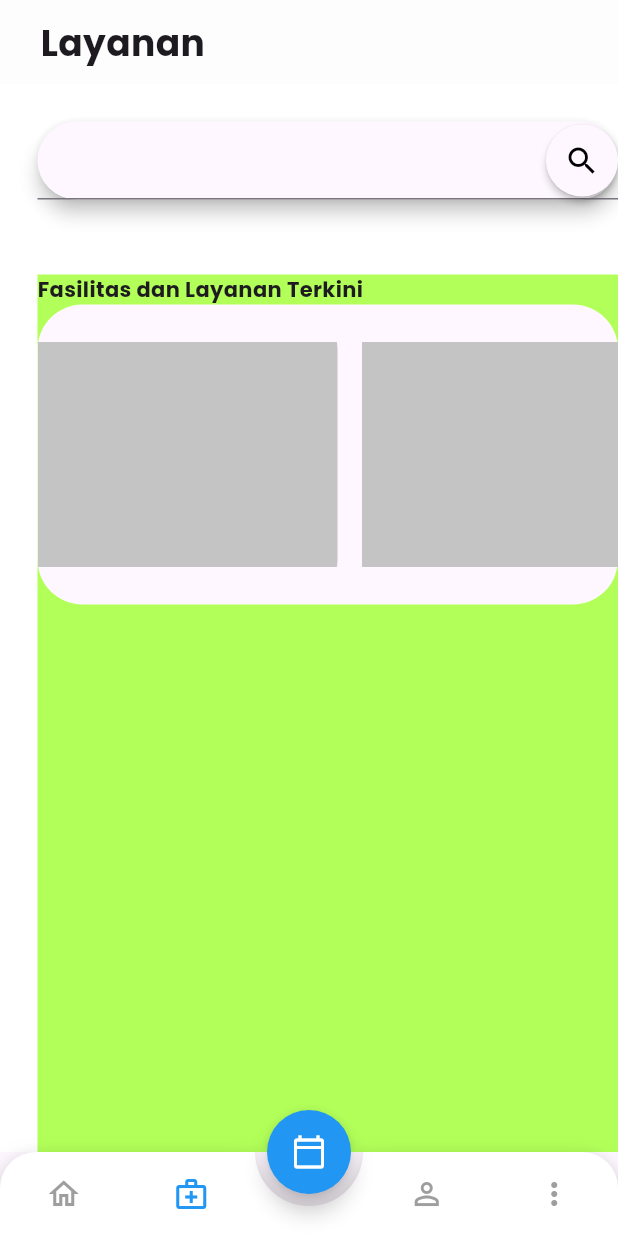
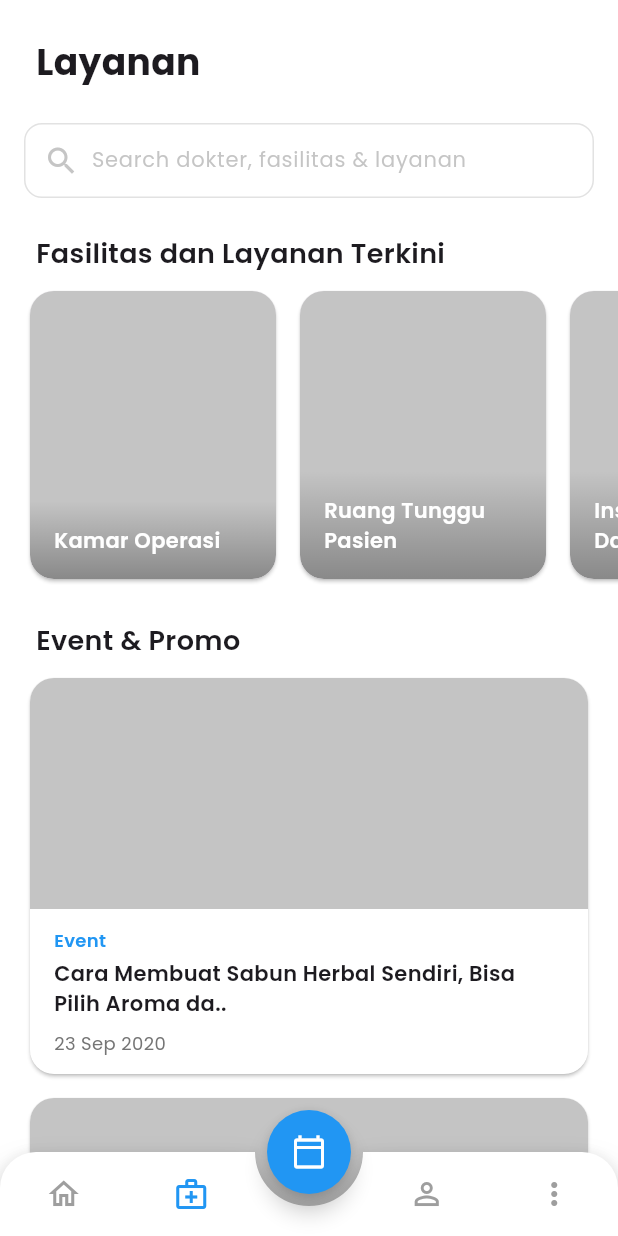
Before and after one commit to zyrridian/hospital-app, a Flutter app: the screen it shows after launch, item 2 of the bottom bar chosen, on a phone screen of 412 x 824 dp. Run offline on Flutter 3.47's test engine with Material 3 defaults, Android fonts, the phone set to English and light mode, and no system bars; drawn by our look-alikes of animated_bottom_navigation_bar; our stand-ins replace carousel_slider.

Commit message:
feat: add service page

```diff
--- a/lib/home/home_page.dart
+++ b/lib/home/home_page.dart
@@ -1,6 +1,6 @@
 import 'package:carousel_slider/carousel_slider.dart';
 import 'package:flutter/material.dart';
-import 'package:smkdev_hospital/home/home.data.dart';
+import 'package:smkdev_hospital/home/home_data.dart';
 
 class HomePage extends StatefulWidget {
   const HomePage({super.key});
@@ -15,6 +15,7 @@ class _HomePageState extends State<HomePage> {
   @override
   Widget build(BuildContext context) {
     return Scaffold(
+      resizeToAvoidBottomInset: false,
       backgroundColor: Colors.white,
       body: ListView(
         physics: const ClampingScrollPhysics(),
@@ -25,9 +26,9 @@ class _HomePageState extends State<HomePage> {
               children: [
                 _buildCarousel(),
                 _buildMap(),
-                _buildTentangKamiOverview(),
+                _buildAboutUs(),
                 _buildNewsSection(),
-                _buildKontakDanPengaduanOverview(),
+                _buildContact(),
               ],
             ),
           )
@@ -188,7 +189,7 @@ class _HomePageState extends State<HomePage> {
     );
   }
 
-  Widget _buildTentangKamiOverview() {
+  Widget _buildAboutUs() {
     return Container(
       padding: const EdgeInsets.symmetric(vertical: 16.0),
       color: Colors.blue,
@@ -326,7 +327,7 @@ class _HomePageState extends State<HomePage> {
           ),
           const SizedBox(height: 8),
           SizedBox(
-            height: 250,
+            height: 240,
             child: ListView.builder(
               padding: const EdgeInsets.symmetric(horizontal: 12),
               scrollDirection: Axis.horizontal,
@@ -390,7 +391,7 @@ class _HomePageState extends State<HomePage> {
     );
   }
 
-  Widget _buildKontakDanPengaduanOverview() {
+  Widget _buildContact() {
     return Container(
       padding: const EdgeInsets.all(16.0),
       child: const Column(
--- a/lib/layanan/layanan_appbar.dart
+++ /dev/null
@@ -1,56 +0,0 @@
-import 'package:flutter/material.dart';
-
-class LayananAppBar extends AppBar {
-  LayananAppBar() : super(
-      elevation: 0.25,
-      backgroundColor: Colors.white,
-      flexibleSpace: _buildLayananAppbar());
-
-  static Widget _buildLayananAppbar() {
-    return Container(
-      alignment: Alignment.centerLeft,
-      padding: EdgeInsets.only(left: 27.0),
-      child: Row(
-        mainAxisAlignment: MainAxisAlignment.spaceBetween,
-        children: [
-        Text(
-            "Layanan",
-            style: TextStyle(
-                fontSize: 24.0,
-                fontWeight: FontWeight.bold)
-            ),
-        // Image.asset("images/logo2.png", height: 75.0, width: 100.0),
-        // Container(
-        //   child: Row(
-        //     children: [
-        //       Container(
-        //         height: 28.0,
-        //         width: 28.0,
-        //         padding: EdgeInsets.all(6.0),
-        //         decoration: BoxDecoration(
-        //           borderRadius: BorderRadius.all(Radius.circular(100.0)),
-        //           color: Colors.orangeAccent,
-        //         ),
-        //         alignment: Alignment.centerRight,
-        // child: Icon(
-        //   Icons.local_bar,
-        //   color: Colors.white,
-        //   size: 16.0,
-        // ),
-        // ),
-        // Container(
-        //   padding: EdgeInsets.all(6.0),
-        //   decoration: BoxDecoration(
-        //       borderRadius: BorderRadius.all(Radius.circular(5.0)),
-        //       color: Color(0x50FFD180)
-        //   ),
-        //   child: Text("1.281 poin", style: TextStyle(fontSize: 14.0)),
-        // )
-        // ],
-        // ),
-        // )
-        ],
-      ),
-    );
-  }
-}
--- a/lib/layanan/layanan_model.dart
+++ /dev/null
@@ -1,16 +0,0 @@
-import 'package:flutter/material.dart';
-
-class FasilitasDanLayananTerkini {
-  String title;
-  String image;
-
-  FasilitasDanLayananTerkini({required this.title, required this.image});
-}
-
-class EventDanPromo {
-  String title;
-  String date;
-  String image;
-
-  EventDanPromo({required this.title, required this.date, required this.image});
-}
--- a/lib/layanan/layanan_page.dart
+++ /dev/null
@@ -1,178 +0,0 @@
-import 'package:flutter/cupertino.dart';
-import 'package:flutter/material.dart';
-import 'package:flutter/services.dart';
-
-import 'package:smkdev_hospital/layanan/layanan_appbar.dart';
-import 'package:smkdev_hospital/layanan/layanan_model.dart';
-
-class LayananPage extends StatefulWidget {
-  const LayananPage({super.key});
-
-  @override
-  State<LayananPage> createState() => _LayananPageState();
-}
-
-class _LayananPageState extends State<LayananPage> {
-  List<FasilitasDanLayananTerkini> _fasilitasDanLayananTerkini = [];
-  List<EventDanPromo> _eventDanPromo = [];
-
-  @override
-  void initState() {
-    super.initState();
-
-    _fasilitasDanLayananTerkini.add(FasilitasDanLayananTerkini(
-        title: 'smkdev', image: 'assets/images/test.png'));
-    _fasilitasDanLayananTerkini.add(FasilitasDanLayananTerkini(
-        title: 'smkdev', image: 'assets/images/test.png'));
-    _fasilitasDanLayananTerkini.add(FasilitasDanLayananTerkini(
-        title: 'smkdev', image: 'assets/images/test.png'));
-    _fasilitasDanLayananTerkini.add(FasilitasDanLayananTerkini(
-        title: 'smkdev', image: 'assets/images/test.png'));
-    _fasilitasDanLayananTerkini.add(FasilitasDanLayananTerkini(
-        title: 'smkdev', image: 'assets/images/test.png'));
-  }
-
-  @override
-  Widget build(BuildContext context) {
-    return SafeArea(
-      child: Scaffold(
-        appBar: LayananAppBar(),
-        backgroundColor: Colors.white,
-        body: Container(
-          child: ListView(
-            physics: ClampingScrollPhysics(),
-            children: [
-              Container(
-                padding: EdgeInsets.only(left: 25.0, bottom: 25.0),
-                color: Colors.white,
-                child: Column(
-                  children: [
-                    _buildSearchBar(),
-                    _buildFasilitasDanLayananTerkini(),
-                    _buildEventDanPromo()
-                  ],
-                ),
-              )
-            ],
-          ),
-        ),
-      ),
-    );
-  }
-
-  Widget _buildSearchBar() {
-    return Container(
-      margin: EdgeInsets.only(top: 25.0, bottom: 25.0),
-      // height: 100.0,
-      child: Material(
-        elevation: 5.0,
-        borderRadius: BorderRadius.circular(30.0),
-        child: TextField(
-          // controller: TextEditingController(text: locations[1]),
-          // style: dropDo,
-          cursorColor: Colors.orangeAccent,
-          decoration: InputDecoration(
-              contentPadding:
-                  EdgeInsets.symmetric(horizontal: 32.0, vertical: 14.0),
-              suffixIcon: Material(
-                elevation: 2.0,
-                borderRadius: BorderRadius.all(Radius.circular(30.0)),
-                child: Icon(Icons.search, color: Colors.black),
-              )),
-        ),
-      ),
-    );
-  }
-
-  Widget _buildFasilitasDanLayananTerkini() {
-    return Container(
-      margin: EdgeInsets.only(top: 25.0, bottom: 25.0),
-      height: 1000.0,
-      color: Colors.lightGreenAccent,
-      child: Column(
-        crossAxisAlignment: CrossAxisAlignment.stretch,
-        children: [
-          Text("Fasilitas dan Layanan Terkini",
-              style: TextStyle(fontSize: 14.0, fontWeight: FontWeight.bold)),
-          SizedBox(
-            height: 200.0,
-            child: Material(
-              borderRadius: BorderRadius.circular(30.0),
-              child: ListView.builder(
-                itemCount: _fasilitasDanLayananTerkini.length,
-                physics: ClampingScrollPhysics(),
-                scrollDirection: Axis.horizontal,
-                itemBuilder: (context, index) {
-                  return _rowFasilitasDanLayananTerkini(
-                      _fasilitasDanLayananTerkini[index]);
-                },
-              ),
-            ),
-          )
-        ],
-      ),
-    );
-  }
-
-  Widget _buildEventDanPromo() {
-    return Container(
-      height: 1000.0,
-      padding: EdgeInsets.all(25.0),
-      color: Colors.lightGreenAccent,
-      child: Column(
-        crossAxisAlignment: CrossAxisAlignment.stretch,
-        children: [
-          Text("Event Dan Promo",
-              style: TextStyle(fontSize: 16.0, fontWeight: FontWeight.bold)),
-          Container(
-            height: 300.0,
-            decoration: BoxDecoration(
-                borderRadius: BorderRadius.only(
-                    topLeft: Radius.circular(20.0),
-                    topRight: Radius.circular(20.0)),
-                color: Colors.blue),
-            child: Image.asset(
-              "assets/images/test.png",
-              fit: BoxFit.cover,
-              // fit: BoxFit.fill,
-            ),
-          ),
-          Container(
-            height: 100.0,
-            decoration: BoxDecoration(
-                borderRadius: BorderRadius.only(
-                    bottomLeft: Radius.circular(20.0),
-                    bottomRight: Radius.circular(20.0)),
-                color: Colors.black),
-          )
-        ],
-      ),
-    );
-  }
-
-  Widget _rowFasilitasDanLayananTerkini(
-      FasilitasDanLayananTerkini fasilitasDanLayananTerkini) {
-    return Container(
-      decoration: BoxDecoration(borderRadius: BorderRadius.circular(30.0)),
-      margin: EdgeInsets.only(right: 16.0),
-      child: Column(
-        children: [
-          ClipRRect(
-            borderRadius: BorderRadius.circular(30.0),
-            child: Image.asset(
-              fasilitasDanLayananTerkini.image,
-              width: 200.0,
-              height: 200.0,
-            ),
-          ),
-          // Padding(padding: EdgeInsets.only(top: 8.0)),
-          // Text(fasilitasDanLayananTerkini.title)
-        ],
-      ),
-    );
-  }
-
-  Widget _rowEventDanPromo() {
-    return Container();
-  }
-}
--- a/lib/main/main_page.dart
+++ b/lib/main/main_page.dart
@@ -3,7 +3,7 @@ import 'package:flutter/material.dart';
 import 'package:flutter/rendering.dart';
 import 'package:smkdev_hospital/booking/booking_page.dart';
 import 'package:smkdev_hospital/home/home_page.dart';
-import 'package:smkdev_hospital/layanan/layanan_page.dart';
+import 'package:smkdev_hospital/service/service_page.dart';
 import 'package:smkdev_hospital/more/more_page.dart';
 import 'package:smkdev_hospital/profile/profile_page.dart';
 
@@ -73,6 +73,7 @@ class _MainPageState extends State<MainPage> with TickerProviderStateMixin {
   Widget build(BuildContext context) {
     return Scaffold(
       extendBody: true,
+      resizeToAvoidBottomInset: false,
       body: NotificationListener<ScrollNotification>(
         onNotification: onScrollNotification,
         child: pageList[_bottomNavIndex],
--- /dev/null
+++ b/lib/service/service_data.dart
@@ -0,0 +1,100 @@
+const List<Map<String, String>> facilityData = [
+  {
+    'name': 'Kamar Operasi',
+    'description': 'Ruang operasi modern dengan peralatan lengkap.',
+    'image': 'assets/images/test.png'
+  },
+  {
+    'name': 'Ruang Tunggu Pasien',
+    'description': 'Ruang tunggu nyaman dengan fasilitas WiFi dan TV.',
+    'image': 'assets/images/test.png'
+  },
+  {
+    'name': 'Instalasi Gawat Darurat (IGD)',
+    'description': 'Layanan darurat 24 jam dengan tenaga medis profesional.',
+    'image': 'assets/images/test.png'
+  },
+  {
+    'name': 'Kamar Rawat Inap',
+    'description': 'Kamar pasien dengan berbagai kelas dan fasilitas.',
+    'image': 'assets/images/test.png'
+  },
+  {
+    'name': 'Laboratorium Klinik',
+    'description': 'Pemeriksaan kesehatan lengkap dan akurat.',
+    'image': 'assets/images/test.png'
+  },
+  {
+    'name': 'Radiologi',
+    'description': 'Layanan X-ray, CT scan, dan MRI dengan teknologi canggih.',
+    'image': 'assets/images/test.png'
+  },
+  {
+    'name': 'Apotek',
+    'description': 'Menyediakan berbagai obat dengan resep dokter.',
+    'image': 'assets/images/test.png'
+  },
+  {
+    'name': 'Poliklinik Umum',
+    'description': 'Konsultasi dokter umum dengan sistem antrian online.',
+    'image': 'assets/images/test.png'
+  },
+  {
+    'name': 'Poliklinik Gigi',
+    'description': 'Layanan perawatan dan konsultasi kesehatan gigi.',
+    'image': 'assets/images/test.png'
+  },
+  {
+    'name': 'Rehabilitasi Medis',
+    'description': 'Fisioterapi dan terapi okupasi untuk pemulihan pasien.',
+    'image': 'assets/images/test.png'
+  }
+];
+
+const List<Map<String, String>> eventData = [
+  {
+    'name': 'Cara Membuat Sabun Herbal Sendiri, Bisa Pilih Aroma da..',
+    'description':
+        'Pelajari cara membuat sabun herbal alami dengan bahan-bahan pilihan.',
+    'date': '23 Sep 2020',
+    'type': 'event',
+    'image': 'assets/images/test.png'
+  },
+  {
+    'name': 'Promo Cek Kesehatan Gratis!',
+    'description': 'Dapatkan layanan cek kesehatan gratis di klinik terdekat.',
+    'date': '15 Okt 2020',
+    'type': 'promo',
+    'image': 'assets/images/test.png'
+  },
+  {
+    'name': 'Seminar Gizi Seimbang',
+    'description': 'Ikuti seminar tentang pola makan sehat dan gizi seimbang.',
+    'date': '10 Nov 2020',
+    'type': 'event',
+    'image': 'assets/images/test.png'
+  },
+  {
+    'name': 'Workshop Yoga dan Meditasi',
+    'description':
+        'Pelajari teknik yoga dan meditasi untuk meningkatkan kesehatan mental.',
+    'date': '20 Des 2020',
+    'type': 'event',
+    'image': 'assets/images/test.png'
+  },
+  {
+    'name': 'Diskon 50% Paket Pemeriksaan Darah',
+    'description': 'Nikmati diskon 50% untuk pemeriksaan darah lengkap.',
+    'date': '5 Jan 2021',
+    'type': 'promo',
+    'image': 'assets/images/test.png'
+  },
+  {
+    'name': 'Vaksinasi Flu dengan Harga Spesial',
+    'description':
+        'Dapatkan vaksinasi flu dengan harga spesial untuk melindungi kesehatan Anda.',
+    'date': '12 Feb 2021',
+    'type': 'promo',
+    'image': 'assets/images/test.png'
+  }
+];
--- /dev/null
+++ b/lib/service/service_page.dart
@@ -0,0 +1,273 @@
+import 'package:flutter/material.dart';
+import 'package:intl/intl.dart';
+import 'package:smkdev_hospital/service/service_data.dart';
+
+class LayananPage extends StatefulWidget {
+  const LayananPage({super.key});
+
+  @override
+  State<LayananPage> createState() => _LayananPageState();
+}
+
+class _LayananPageState extends State<LayananPage> {
+  @override
+  void initState() {
+    super.initState();
+  }
+
+  @override
+  Widget build(BuildContext context) {
+    return Scaffold(
+      resizeToAvoidBottomInset: false,
+      backgroundColor: Colors.white,
+      body: ListView(
+        physics: const ClampingScrollPhysics(),
+        children: [
+          Container(
+            color: Colors.white,
+            child: Column(
+              crossAxisAlignment: CrossAxisAlignment.start,
+              children: [
+                _buildAppBar(),
+                _buildSearchBar(),
+                _buildFacilitySection(),
+                _buildEventSection()
+              ],
+            ),
+          )
+        ],
+      ),
+    );
+  }
+
+  Widget _buildAppBar() {
+    return const Padding(
+      padding: EdgeInsets.only(left: 24, right: 24, top: 24),
+      child: Text(
+        'Layanan',
+        textAlign: TextAlign.left,
+        style: TextStyle(fontSize: 24.0, fontWeight: FontWeight.bold),
+      ),
+    );
+  }
+
+  Widget _buildSearchBar() {
+    return Container(
+      margin: const EdgeInsets.only(
+        top: 24.0,
+        left: 16,
+        right: 16,
+      ),
+      child: Container(
+        padding: const EdgeInsets.symmetric(horizontal: 12),
+        decoration: BoxDecoration(
+          color: Colors.white,
+          borderRadius: BorderRadius.circular(12),
+          border: Border.all(color: Colors.grey.withOpacity(0.3)),
+        ),
+        child: Row(
+          children: [
+            Icon(Icons.search, color: Colors.grey.withOpacity(0.6)),
+            const SizedBox(width: 8),
+            Expanded(
+              child: TextField(
+                style: const TextStyle(fontSize: 14),
+                decoration: InputDecoration(
+                  border: InputBorder.none,
+                  hintText: 'Search dokter, fasilitas & layanan',
+                  hintStyle: TextStyle(color: Colors.grey.withOpacity(0.6)),
+                ),
+              ),
+            ),
+          ],
+        ),
+      ),
+    );
+  }
+
+  Widget _buildFacilitySection() {
+    return Container(
+      padding: const EdgeInsets.only(top: 24.0),
+      color: Colors.white,
+      child: Column(
+        crossAxisAlignment: CrossAxisAlignment.stretch,
+        children: [
+          const Padding(
+            padding: EdgeInsets.symmetric(horizontal: 24),
+            child: Text(
+              'Fasilitas dan Layanan Terkini',
+              style: TextStyle(
+                fontSize: 18.0,
+                fontWeight: FontWeight.w600,
+              ),
+            ),
+          ),
+          const SizedBox(height: 8),
+          SizedBox(
+            height: 200.0,
+            child: ListView.builder(
+              itemCount: facilityData.length,
+              physics: const ClampingScrollPhysics(),
+              padding: const EdgeInsets.symmetric(horizontal: 12),
+              scrollDirection: Axis.horizontal,
+              itemBuilder: (context, index) {
+                return _buildFacilityItem(
+                  facilityData[index],
+                );
+              },
+            ),
+          )
+        ],
+      ),
+    );
+  }
+
+  Widget _buildFacilityItem(Map<String, String> facility) {
+    return Container(
+      width: 180,
+      color: Colors.white,
+      padding: const EdgeInsets.symmetric(horizontal: 4),
+      child: Card(
+        shape: RoundedRectangleBorder(borderRadius: BorderRadius.circular(16)),
+        clipBehavior: Clip.antiAlias,
+        child: Stack(
+          children: [
+            Positioned.fill(
+              child: Expanded(
+                child: Image.asset(
+                  facility['image'] ?? 'assets/images/test.png',
+                  fit: BoxFit.cover,
+                  width: double.infinity,
+                ),
+              ),
+            ),
+            Positioned(
+              bottom: 0,
+              left: 0,
+              right: 0,
+              child: Container(
+                padding: const EdgeInsets.all(16.0),
+                decoration: BoxDecoration(
+                  gradient: LinearGradient(
+                    colors: [
+                      Colors.black.withOpacity(0),
+                      Colors.black.withOpacity(0.3),
+                    ],
+                    begin: Alignment.topCenter,
+                    end: Alignment.bottomCenter,
+                  ),
+                  borderRadius: const BorderRadius.only(
+                    bottomLeft: Radius.circular(16),
+                    bottomRight: Radius.circular(16),
+                  ),
+                ),
+                child: Text(
+                  facility['name'] ?? '',
+                  style: const TextStyle(
+                    fontSize: 14,
+                    fontWeight: FontWeight.w600,
+                    color: Colors.white,
+                  ),
+                  maxLines: 2,
+                  overflow: TextOverflow.ellipsis,
+                ),
+              ),
+            ),
+          ],
+        ),
+      ),
+    );
+  }
+
+  Widget _buildEventSection() {
+    return Container(
+      padding: const EdgeInsets.only(top: 24.0),
+      color: Colors.white,
+      child: Column(
+        crossAxisAlignment: CrossAxisAlignment.start,
+        children: [
+          const Padding(
+            padding: EdgeInsets.symmetric(horizontal: 24),
+            child: Text(
+              'Event & Promo',
+              style: TextStyle(
+                fontSize: 18.0,
+                fontWeight: FontWeight.w600,
+              ),
+            ),
+          ),
+          const SizedBox(height: 4),
+          ListView.builder(
+            itemCount: eventData.length,
+            physics: const ClampingScrollPhysics(),
+            padding: const EdgeInsets.symmetric(horizontal: 12),
+            shrinkWrap: true,
+            itemBuilder: (context, index) {
+              return _buildEventItem(
+                eventData[index],
+              );
+            },
+          )
+        ],
+      ),
+    );
+  }
+
+  Widget _buildEventItem(Map<String, String> event) {
+    return Container(
+      width: double.infinity,
+      height: 280,
+      padding: const EdgeInsets.symmetric(horizontal: 4, vertical: 4),
+      child: Card(
+        shape: RoundedRectangleBorder(borderRadius: BorderRadius.circular(16)),
+        clipBehavior: Clip.antiAlias,
+        color: Colors.white,
+        child: Column(
+          crossAxisAlignment: CrossAxisAlignment.start,
+          children: [
+            Expanded(
+              child: Image.asset(
+                event['image'] ?? 'assets/images/test.png',
+                fit: BoxFit.cover,
+                width: double.infinity,
+              ),
+            ),
+            Padding(
+              padding: const EdgeInsets.symmetric(horizontal: 16, vertical: 12),
+              child: Column(
+                crossAxisAlignment: CrossAxisAlignment.start,
+                children: [
+                  Text(
+                    toBeginningOfSentenceCase(event['type'] ?? '') ?? '',
+                    style: const TextStyle(
+                      fontSize: 12,
+                      color: Colors.blue,
+                      fontWeight: FontWeight.w600,
+                    ),
+                  ),
+                  const SizedBox(height: 4),
+                  Text(
+                    event['name'] ?? '',
+                    style: const TextStyle(
+                      fontSize: 14,
+                      fontWeight: FontWeight.w600,
+                    ),
+                  ),
+                  const SizedBox(height: 8),
+                  Text(
+                    event['date'] ?? '',
+                    maxLines: 2,
+                    style: TextStyle(
+                      fontSize: 12,
+                      color: Colors.grey[600],
+                    ),
+                  ),
+                ],
+              ),
+            ),
+          ],
+        ),
+      ),
+    );
+  }
+}
--- a/pubspec.yaml
+++ b/pubspec.yaml
@@ -32,6 +32,7 @@ dependencies:
   carousel_slider: ^5.0.0
   flutter_lints: ^5.0.0
   animated_bottom_navigation_bar: ^1.4.0
+  intl: ^0.20.2
 
 dev_dependencies:
   flutter_test:
```
Also changed, not shown: lib/home/home_data.dart (renamed from lib/home/home.data.dart), pubspec.lock.
